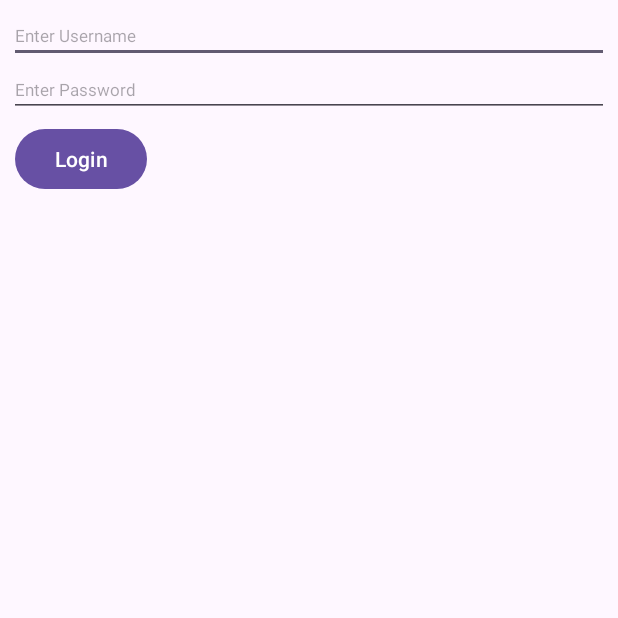
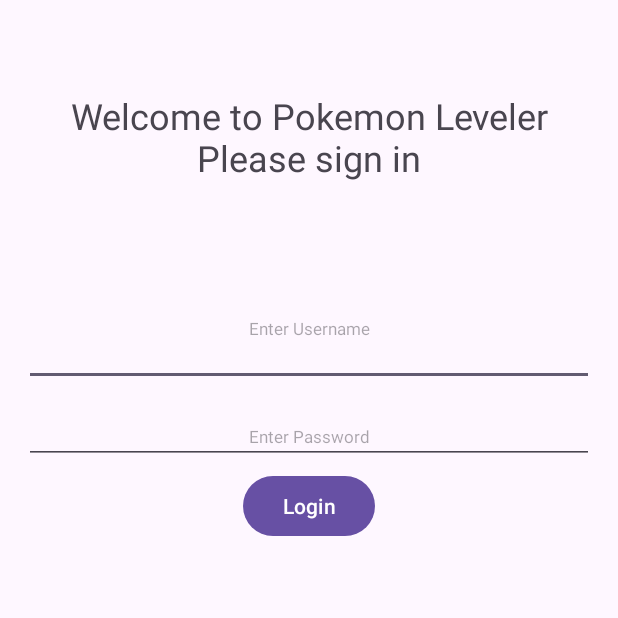
Before and after one commit to josh-lum/CST338-Project2, an Android app: the screen it shows after launch (LoginPage), on a phone screen of 412 x 824 dp, the top half of it. Run offline under Robolectric (Android 15) with nearby library versions, the light colour scheme and no system bars; our stand-ins replace Room's generated code.

Commit message:
login screen looks a little better

```diff
--- a/app/src/main/res/layout/login_screen.xml
+++ b/app/src/main/res/layout/login_screen.xml
@@ -1,31 +1,62 @@
 <?xml version="1.0" encoding="utf-8"?>
-<LinearLayout xmlns:android="http://schemas.android.com/apk/res/android"
-    android:orientation="vertical"
-    android:layout_width="wrap_content"
-    android:layout_height="wrap_content"
-    android:layout_gravity="center"
-    android:padding="6dp" >
+<androidx.constraintlayout.widget.ConstraintLayout xmlns:android="http://schemas.android.com/apk/res/android"
+    xmlns:app="http://schemas.android.com/apk/res-auto"
+    xmlns:tools="http://schemas.android.com/tools"
+    android:id="@+id/main"
+    android:layout_width="match_parent"
+    android:layout_height="match_parent"
+    tools:context=".LoginPage">
+    <TextView
+        android:layout_width="match_parent"
+        android:layout_height="150dip"
+        android:id="@+id/titleLoginScreen"
+        android:textSize="24sp"
+        android:text="@string/login_welcome"
+        android:gravity="center"
+        android:layout_margin="16dp"
+        app:layout_constraintTop_toTopOf="parent"
+        app:layout_constraintStart_toStartOf="parent"
+        app:layout_constraintEnd_toEndOf="parent"/>
 
     <EditText
         android:id="@+id/en_user"
         android:layout_width="match_parent"
         android:textSize="11sp"
-        android:layout_height="wrap_content"
-        android:hint="@string/enter_username" />
+        android:layout_height="75dp"
+        android:layout_margin="16dip"
+        android:gravity="center"
+        android:hint="@string/enter_username"
+        app:layout_constraintStart_toStartOf="parent"
+        app:layout_constraintEnd_toEndOf="parent"
+        app:layout_constraintTop_toBottomOf="@id/titleLoginScreen"
+
+        />
 
     <EditText
         android:id="@+id/en_pass"
-        android:textSize="11sp"
         android:layout_width="match_parent"
         android:layout_height="wrap_content"
-        android:hint="@string/enter_password" />
+        android:layout_margin="16dip"
+        android:hint="@string/enter_password"
+        android:textSize="11sp"
+        android:gravity="center"
+        app:layout_constraintEnd_toEndOf="parent"
+        app:layout_constraintHorizontal_bias="0.812"
+        app:layout_constraintStart_toStartOf="parent"
+        app:layout_constraintTop_toBottomOf="@id/en_user"
+         />
 
     <Button
         android:id="@+id/en_login"
         android:layout_margin="4dp"
         android:layout_width="wrap_content"
         android:layout_height="wrap_content"
+        app:layout_constraintStart_toStartOf="parent"
+        android:gravity="center"
+        app:layout_constraintEnd_toEndOf="parent"
+        app:layout_constraintTop_toBottomOf="@id/en_pass"
+
         android:text="@string/login" />
 
 
-</LinearLayout>
+</androidx.constraintlayout.widget.ConstraintLayout>
--- a/app/src/main/res/values/strings.xml
+++ b/app/src/main/res/values/strings.xml
@@ -20,4 +20,5 @@
     <string name="logout">logout</string>
     <string name="to_be_filled_in_later">To Be filled in later</string>
     <string name="adminstuff">adminstuff</string>
+    <string name="login_welcome">Welcome to Pokemon Leveler\nPlease sign in</string>
 </resources>
```
